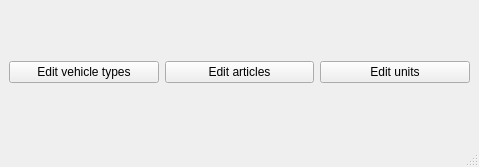
Old version of the form tools/mdtcablelist/src/mdtClMainWindow.ui in the repository scandyna/multidiagtools.
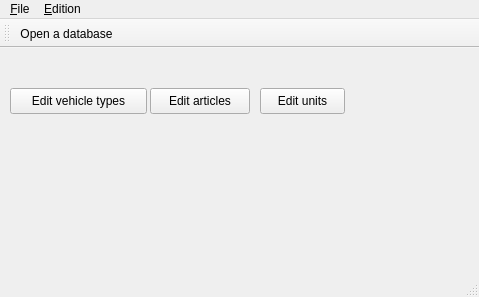
New version of the form.

Commit message: Working on cable list tool

```diff
--- a/tools/mdtcablelist/src/mdtClMainWindow.ui
+++ b/tools/mdtcablelist/src/mdtClMainWindow.ui
@@ -7,40 +7,52 @@
     <x>0</x>
     <y>0</y>
     <width>479</width>
-    <height>167</height>
+    <height>297</height>
    </rect>
   </property>
   <property name="windowTitle">
    <string>MainWindow</string>
   </property>
   <widget class="QWidget" name="centralwidget">
-   <layout class="QVBoxLayout" name="verticalLayout">
-    <item>
-     <layout class="QHBoxLayout" name="horizontalLayout">
-      <item>
-       <widget class="QPushButton" name="pbEditVehicleType">
-        <property name="text">
-         <string>Edit vehicle types</string>
-        </property>
-       </widget>
-      </item>
-      <item>
-       <widget class="QPushButton" name="pbEditArticle">
-        <property name="text">
-         <string>Edit articles</string>
-        </property>
-       </widget>
-      </item>
-      <item>
-       <widget class="QPushButton" name="pbEditUnit">
-        <property name="text">
-         <string>Edit units</string>
-        </property>
-       </widget>
-      </item>
-     </layout>
-    </item>
-   </layout>
+   <widget class="QPushButton" name="pbEditUnit">
+    <property name="geometry">
+     <rect>
+      <x>260</x>
+      <y>40</y>
+      <width>85</width>
+      <height>26</height>
+     </rect>
+    </property>
+    <property name="text">
+     <string>Edit units</string>
+    </property>
+   </widget>
+   <widget class="QPushButton" name="pbEditArticle">
+    <property name="geometry">
+     <rect>
+      <x>150</x>
+      <y>40</y>
+      <width>100</width>
+      <height>26</height>
+     </rect>
+    </property>
+    <property name="text">
+     <string>Edit articles</string>
+    </property>
+   </widget>
+   <widget class="QPushButton" name="pbEditVehicleType">
+    <property name="geometry">
+     <rect>
+      <x>10</x>
+      <y>40</y>
+      <width>137</width>
+      <height>26</height>
+     </rect>
+    </property>
+    <property name="text">
+     <string>Edit vehicle types</string>
+    </property>
+   </widget>
   </widget>
   <widget class="QMenuBar" name="menubar">
    <property name="geometry">
@@ -51,8 +63,83 @@
      <height>23</height>
     </rect>
    </property>
+   <widget class="QMenu" name="menu_File">
+    <property name="title">
+     <string>&amp;File</string>
+    </property>
+    <addaction name="actOpenDatabase"/>
+    <addaction name="actCloseDatabase"/>
+    <addaction name="actCreateNewDatabase"/>
+    <addaction name="actImportDatabase"/>
+    <addaction name="separator"/>
+    <addaction name="ActQuit"/>
+   </widget>
+   <widget class="QMenu" name="menu_Edition">
+    <property name="title">
+     <string>&amp;Edition</string>
+    </property>
+    <addaction name="actEditVehicleType"/>
+    <addaction name="separator"/>
+    <addaction name="actEditArticle"/>
+    <addaction name="separator"/>
+    <addaction name="actEditUnit"/>
+   </widget>
+   <addaction name="menu_File"/>
+   <addaction name="menu_Edition"/>
   </widget>
   <widget class="QStatusBar" name="statusbar"/>
+  <widget class="QToolBar" name="toolBar">
+   <property name="windowTitle">
+    <string>toolBar</string>
+   </property>
+   <attribute name="toolBarArea">
+    <enum>TopToolBarArea</enum>
+   </attribute>
+   <attribute name="toolBarBreak">
+    <bool>false</bool>
+   </attribute>
+   <addaction name="actOpenDatabase"/>
+  </widget>
+  <action name="actOpenDatabase">
+   <property name="text">
+    <string>&amp;Open a database</string>
+   </property>
+  </action>
+  <action name="actCreateNewDatabase">
+   <property name="text">
+    <string>Create a &amp;new database</string>
+   </property>
+  </action>
+  <action name="actImportDatabase">
+   <property name="text">
+    <string>&amp;Import a database</string>
+   </property>
+  </action>
+  <action name="ActQuit">
+   <property name="text">
+    <string>&amp;Quit</string>
+   </property>
+  </action>
+  <action name="actCloseDatabase">
+   <property name="text">
+    <string>&amp;Close database</string>
+   </property>
+  </action>
+  <action name="actEditVehicleType">
+   <property name="text">
+    <string>Edit &amp;vehicle types</string>
+   </property>
+  </action>
+  <action name="actEditArticle">
+   <property name="text">
+    <string>Edit &amp;articles</string>
+   </property>
+  </action>
+  <action name="actEditUnit">
+   <property name="text">
+    <string>Edit &amp;units</string>
+   </property>
+  </action>
  </widget>
  <resources/>
  <connections/>
```
The commit also changes 6 other files.
